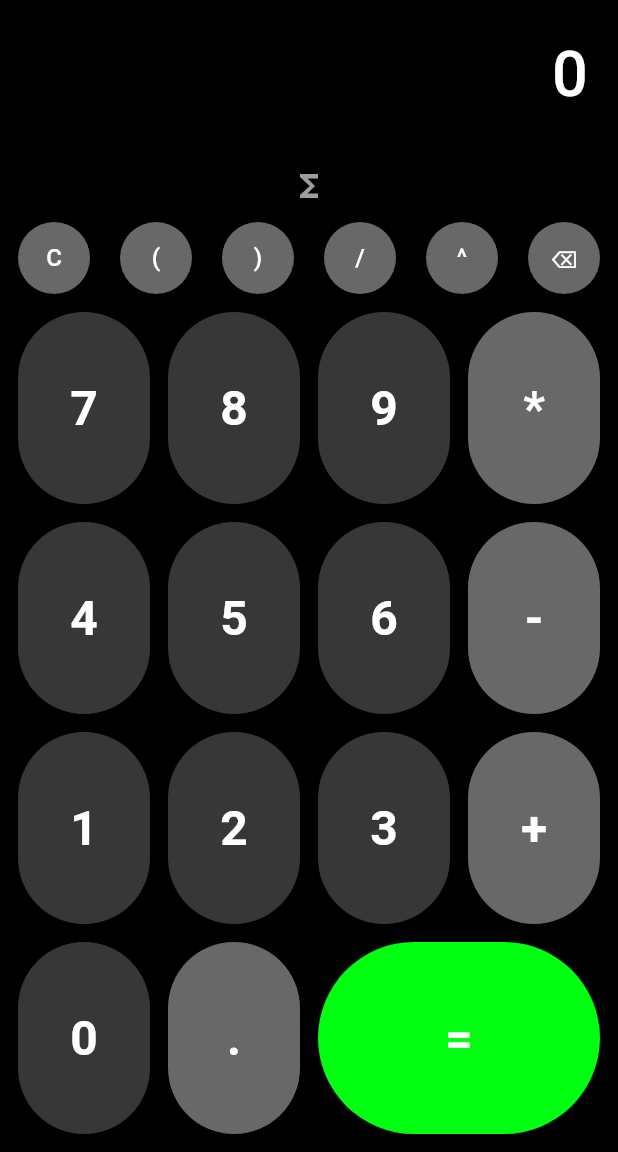
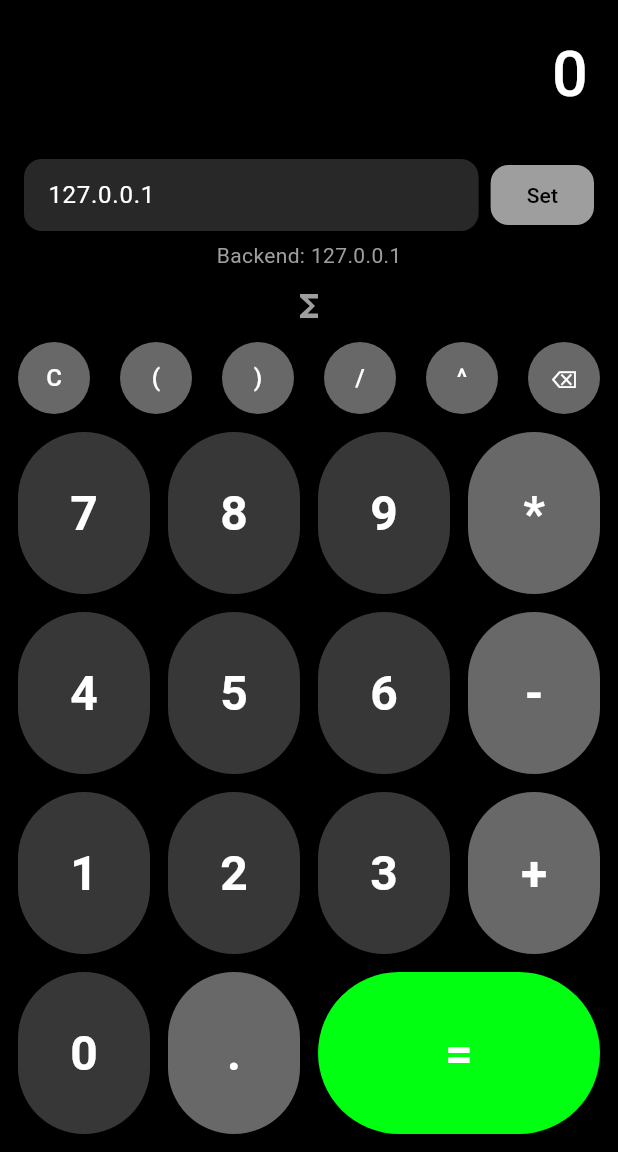
Before and after one commit to AdityaM-IITH/Scientific-Calculator, a Flutter app: the screen it shows after launch, on a phone screen of 412 x 824 dp, the part 84-1236 px from its top. Run offline on Flutter 3.47's test engine with Material 3 defaults, Android fonts, the light colour scheme and no system bars.

Commit message:
multi-phone backend

```diff
--- a/frontend/lib/comms/socket_client.dart
+++ b/frontend/lib/comms/socket_client.dart
@@ -1,19 +1,25 @@
 import 'dart:io';
 import 'dart:convert';
 
+String _serverIp = "127.0.0.1";
+const int _serverPort = 8080;
+
+void setServerIp(String ip) {
+  _serverIp = ip.trim();
+}
+
 Future<String> sendToEngine(String expression) async {
   try {
-    final socket = await Socket.connect('127.0.0.1', 8080);
+    final socket = await Socket.connect(_serverIp, _serverPort);
 
-    socket.write(expression);
-    socket.write('\n');
+    socket.write(expression + "\n");
     await socket.flush();
 
     final response = await utf8.decoder.bind(socket).first;
 
     socket.close();
     return response.trim();
-  } catch (e) {
-    return 'ERR';
+  } catch (_) {
+    return "ERR";
   }
 }
--- a/frontend/lib/main.dart
+++ b/frontend/lib/main.dart
@@ -22,7 +22,6 @@ class MyApp extends StatelessWidget {
 
 class MyHomePage extends StatefulWidget {
   const MyHomePage({super.key, required this.title});
-
   final String title;
 
   @override
@@ -33,9 +32,16 @@ class _MyHomePageState extends State<MyHomePage> {
   String display = "0";
   bool showTrig = false;
 
+  final TextEditingController ipController = TextEditingController(
+    text: "127.0.0.1",
+  );
+
+  String backendStatus = "Backend: 127.0.0.1";
+
   void addChar(String c) {
     setState(() {
-      bool isOp(String x) => x == '+' || x == '-' || x == '*' || x == '/'||x=='^';
+      bool isOp(String x) =>
+          x == '+' || x == '-' || x == '*' || x == '/' || x == '^';
 
       final lastChar = display.isNotEmpty ? display[display.length - 1] : '';
 
@@ -221,7 +227,54 @@ class _MyHomePageState extends State<MyHomePage> {
                 ),
               ),
             ),
-
+            Padding(
+              padding: const EdgeInsets.symmetric(horizontal: 16, vertical: 6),
+              child: Row(
+                children: [
+                  Expanded(
+                    child: TextField(
+                      controller: ipController,
+                      style: const TextStyle(color: Colors.white),
+                      decoration: InputDecoration(
+                        hintText: "Backend IP (127.0.0.1 or LAN)",
+                        hintStyle: const TextStyle(color: Colors.grey),
+                        filled: true,
+                        fillColor: const Color.fromARGB(255, 40, 40, 40),
+                        border: OutlineInputBorder(
+                          borderRadius: BorderRadius.circular(12),
+                          borderSide: BorderSide.none,
+                        ),
+                        contentPadding: const EdgeInsets.symmetric(
+                          horizontal: 12,
+                          vertical: 10,
+                        ),
+                      ),
+                    ),
+                  ),
+                  const SizedBox(width: 8),
+                  ElevatedButton(
+                    onPressed: () {
+                      setServerIp(ipController.text);
+                      setState(() {
+                        backendStatus = "Backend: ${ipController.text.trim()}";
+                      });
+                    },
+                    style: ElevatedButton.styleFrom(
+                      backgroundColor: Colors.grey,
+                      foregroundColor: Colors.black,
+                      shape: RoundedRectangleBorder(
+                        borderRadius: BorderRadius.circular(12),
+                      ),
+                    ),
+                    child: const Text("Set"),
+                  ),
+                ],
+              ),
+            ),
+            Text(
+              backendStatus,
+              style: const TextStyle(color: Colors.grey, fontSize: 14),
+            ),
             IconButton(
               onPressed: () {
                 setState(() {
@@ -230,7 +283,6 @@ class _MyHomePageState extends State<MyHomePage> {
               },
               icon: const Icon(Icons.functions, color: Colors.grey),
             ),
-
             trigRow(),
             Padding(
               padding: const EdgeInsets.symmetric(horizontal: 12),
```
